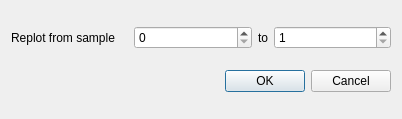
First picture: the form in replotdiag.ui, repository IMbackK/TelsysMaster, before the edit.
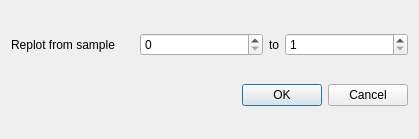
Second picture: the form after the edit.

```diff
--- a/replotdiag.ui
+++ b/replotdiag.ui
@@ -6,14 +6,14 @@
    <rect>
     <x>0</x>
     <y>0</y>
-    <width>402</width>
-    <height>119</height>
+    <width>419</width>
+    <height>139</height>
    </rect>
   </property>
   <property name="windowTitle">
    <string>Dialog</string>
   </property>
-  <layout class="QVBoxLayout" name="verticalLayout">
+  <layout class="QVBoxLayout" name="verticalLayout" stretch="0,1">
    <item>
     <layout class="QHBoxLayout" name="horizontalLayout">
      <item>
```
